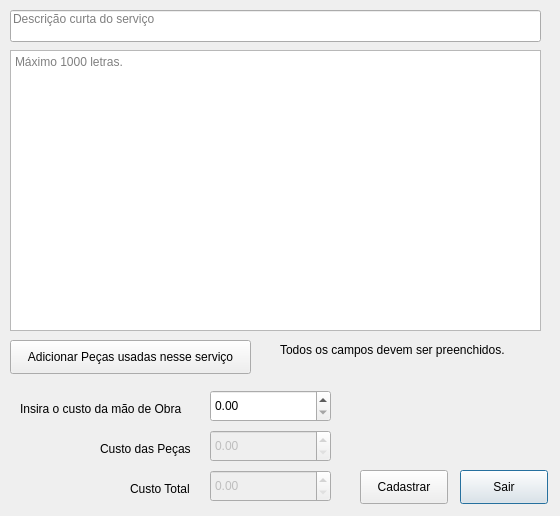
First picture: the form in addservice.ui, repository bedi1982/Oficina, before the edit.
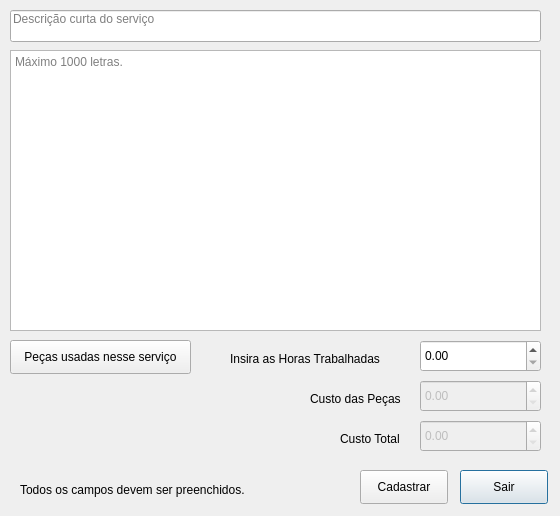
Second picture: the form after the edit.

```diff
--- a/addservice.ui
+++ b/addservice.ui
@@ -64,8 +64,8 @@
   <widget class="QLabel" name="lbl_Emoticon">
    <property name="geometry">
     <rect>
-     <x>350</x>
-     <y>390</y>
+     <x>40</x>
+     <y>410</y>
      <width>71</width>
      <height>51</height>
     </rect>
@@ -77,9 +77,9 @@
   <widget class="QLabel" name="lbl_Feedback">
    <property name="geometry">
     <rect>
-     <x>280</x>
-     <y>340</y>
-     <width>261</width>
+     <x>20</x>
+     <y>480</y>
+     <width>331</width>
      <height>20</height>
     </rect>
    </property>
@@ -113,21 +113,21 @@
   <widget class="QLabel" name="lbl_InsertWorkCost">
    <property name="geometry">
     <rect>
-     <x>20</x>
-     <y>400</y>
+     <x>230</x>
+     <y>350</y>
      <width>191</width>
      <height>18</height>
     </rect>
    </property>
    <property name="text">
-    <string>Insira o custo da mão de Obra</string>
+    <string>Insira as Horas Trabalhadas</string>
    </property>
   </widget>
   <widget class="QDoubleSpinBox" name="SpinHandWorkCost">
    <property name="geometry">
     <rect>
-     <x>210</x>
-     <y>390</y>
+     <x>420</x>
+     <y>340</y>
      <width>121</width>
      <height>32</height>
     </rect>
@@ -141,19 +141,19 @@
     <rect>
      <x>10</x>
      <y>340</y>
-     <width>241</width>
+     <width>181</width>
      <height>34</height>
     </rect>
    </property>
    <property name="text">
-    <string>Adicionar Peças usadas nesse serviço</string>
+    <string>Peças usadas nesse serviço</string>
    </property>
   </widget>
   <widget class="QLabel" name="lbl_PartsCost">
    <property name="geometry">
     <rect>
-     <x>100</x>
-     <y>440</y>
+     <x>310</x>
+     <y>390</y>
      <width>121</width>
      <height>18</height>
     </rect>
@@ -168,8 +168,8 @@
    </property>
    <property name="geometry">
     <rect>
-     <x>210</x>
-     <y>430</y>
+     <x>420</x>
+     <y>380</y>
      <width>121</width>
      <height>32</height>
     </rect>
@@ -184,8 +184,8 @@
    </property>
    <property name="geometry">
     <rect>
-     <x>210</x>
-     <y>470</y>
+     <x>420</x>
+     <y>420</y>
      <width>121</width>
      <height>32</height>
     </rect>
@@ -197,8 +197,8 @@
   <widget class="QLabel" name="lbl_totlaServiceCost">
    <property name="geometry">
     <rect>
-     <x>130</x>
-     <y>480</y>
+     <x>340</x>
+     <y>430</y>
      <width>121</width>
      <height>18</height>
     </rect>
```
Left out of the diff: 15 changed lines with no effect on the pictures.
